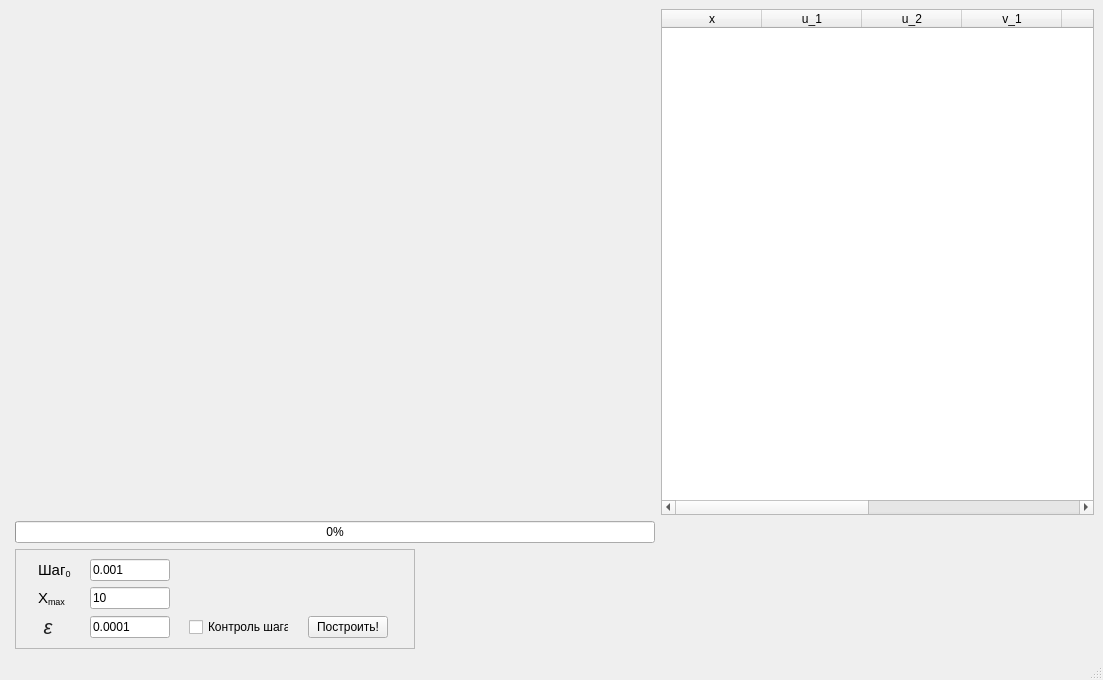
Before: the Qt Designer form numerical_analysis_homework_2/resources/main_window.ui in tosharybkin/Numerical_analysis_homework_2, drawn with Qt 5.
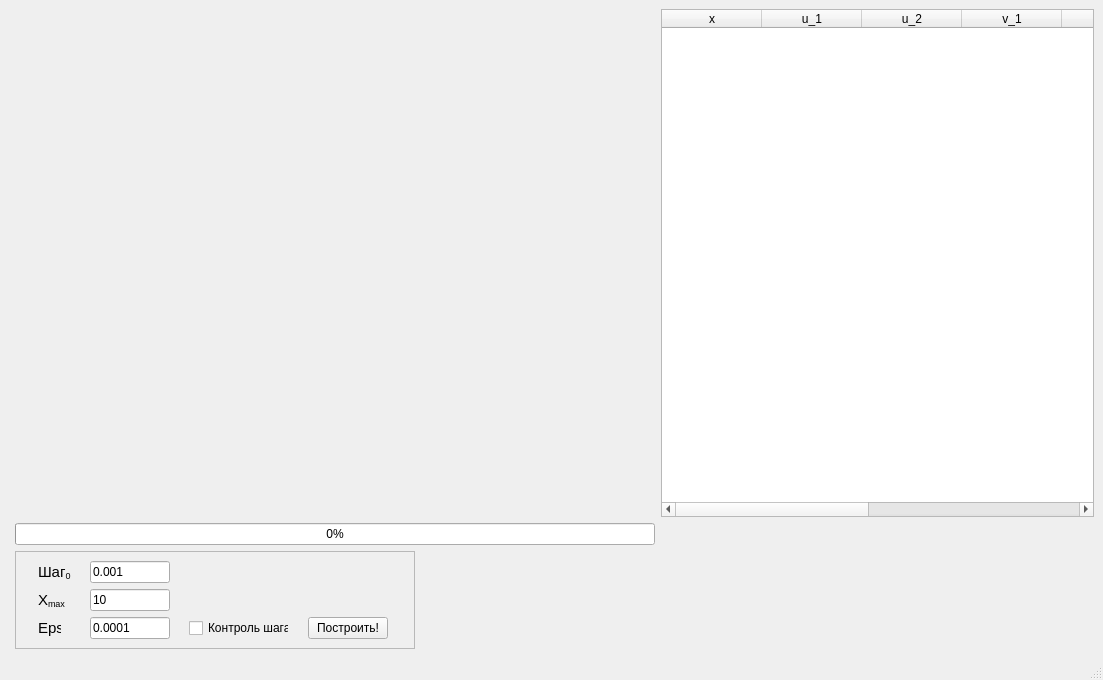
After: the same form once the commit is applied. Custom widgets are drawn as their Qt base class.

Diff of the .ui file:
```diff
--- a/numerical_analysis_homework_2/resources/main_window.ui
+++ b/numerical_analysis_homework_2/resources/main_window.ui
@@ -211,12 +211,12 @@
         <widget class="QLabel" name="label_3">
          <property name="maximumSize">
           <size>
-           <width>20</width>
+           <width>23</width>
            <height>16777215</height>
           </size>
          </property>
          <property name="text">
-          <string>&lt;html&gt;&lt;head/&gt;&lt;body&gt;&lt;p align=&quot;center&quot;&gt;&lt;span style=&quot; font-family:'sans-serif'; font-size:15pt; font-style:italic; color:#202122;&quot;&gt;ε&lt;/span&gt;&lt;/p&gt;&lt;/body&gt;&lt;/html&gt;</string>
+          <string>&lt;html&gt;&lt;head/&gt;&lt;body&gt;&lt;p align=&quot;center&quot;&gt;&lt;span style=&quot; font-size:11pt;&quot;&gt;Eps&lt;/span&gt;&lt;/p&gt;&lt;/body&gt;&lt;/html&gt;</string>
          </property>
         </widget>
        </item>
```
Left out of the diff: 8 changed lines with no effect on the pictures.
